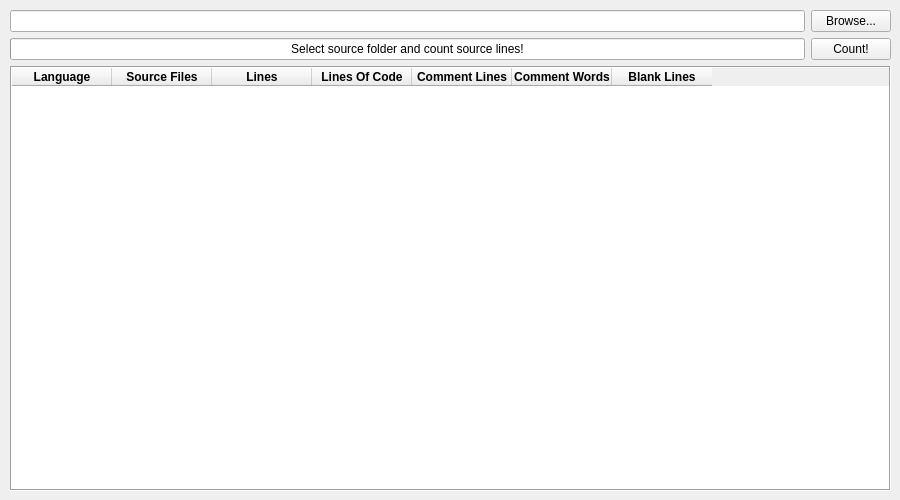
First picture: the form in MainWindow.ui, repository IlyaLts/CodeMetrics, before the edit.
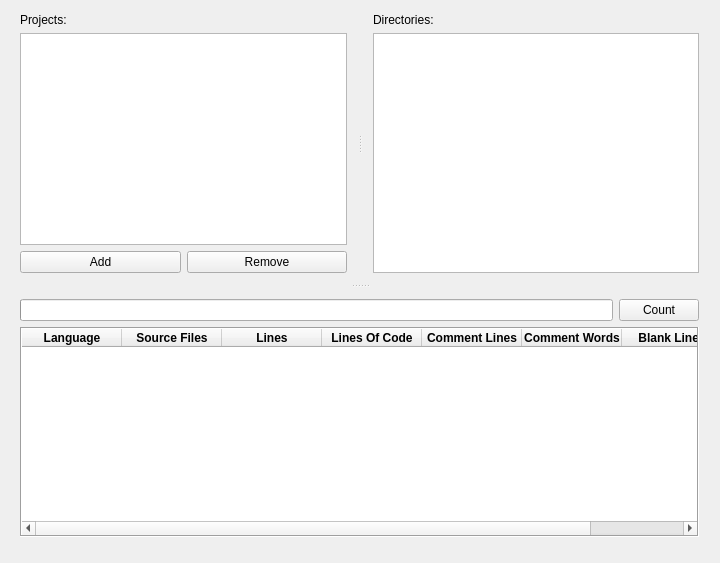
Second picture: the form after the edit. Custom widgets are drawn as their Qt base class.

Commit message: Add directory selector, projects, and GLSL, HLSL support. Fix some issues related to counting.

Patch:
```diff
--- a/MainWindow.ui
+++ b/MainWindow.ui
@@ -9,8 +9,8 @@
    <rect>
     <x>0</x>
     <y>0</y>
-    <width>900</width>
-    <height>500</height>
+    <width>720</width>
+    <height>563</height>
    </rect>
   </property>
   <property name="sizePolicy">
@@ -37,6 +37,9 @@
   <property name="documentMode">
    <bool>false</bool>
   </property>
+  <property name="tabShape">
+   <enum>QTabWidget::Rounded</enum>
+  </property>
   <widget class="QWidget" name="centralWidget">
    <property name="sizePolicy">
     <sizepolicy hsizetype="Preferred" vsizetype="Preferred">
@@ -47,21 +50,18 @@
    <widget class="QWidget" name="verticalLayoutWidget">
     <property name="geometry">
      <rect>
-      <x>0</x>
-      <y>0</y>
-      <width>901</width>
-      <height>501</height>
+      <x>-1</x>
+      <y>-3</y>
+      <width>721</width>
+      <height>561</height>
      </rect>
     </property>
-    <layout class="QVBoxLayout" name="verticalLayout">
-     <property name="sizeConstraint">
-      <enum>QLayout::SetNoConstraint</enum>
-     </property>
+    <layout class="QGridLayout" name="mainLayout">
      <property name="leftMargin">
       <number>10</number>
      </property>
      <property name="topMargin">
-      <number>10</number>
+      <number>5</number>
      </property>
      <property name="rightMargin">
       <number>10</number>
@@ -69,9 +69,113 @@
      <property name="bottomMargin">
       <number>10</number>
      </property>
+     <item row="0" column="0">
+      <widget class="QSplitter" name="verticalSplitter">
+       <property name="orientation">
+        <enum>Qt::Vertical</enum>
+       </property>
+       <property name="childrenCollapsible">
+        <bool>false</bool>
+       </property>
+       <widget class="QSplitter" name="horizontalSplitter">
+        <property name="orientation">
+         <enum>Qt::Horizontal</enum>
+        </property>
+        <property name="opaqueResize">
+         <bool>true</bool>
+        </property>
+        <property name="childrenCollapsible">
+         <bool>false</bool>
+        </property>
+        <widget class="QWidget" name="layoutWidget">
+         <layout class="QVBoxLayout" name="projectsLayout">
+          <property name="sizeConstraint">
+           <enum>QLayout::SetDefaultConstraint</enum>
+          </property>
      <item>
-      <layout class="QGridLayout" name="gridLayout">
-       <item row="1" column="0">
+           <widget class="QLabel" name="projectsLabel">
+            <property name="text">
+             <string>Projects:</string>
+            </property>
+           </widget>
+          </item>
+          <item>
+           <widget class="ProjectsList" name="projectsList"/>
+          </item>
+          <item>
+           <layout class="QHBoxLayout" name="projectsButtonsLayout">
+            <item>
+             <widget class="QPushButton" name="addButton">
+              <property name="sizePolicy">
+               <sizepolicy hsizetype="Minimum" vsizetype="Minimum">
+                <horstretch>0</horstretch>
+                <verstretch>0</verstretch>
+               </sizepolicy>
+              </property>
+              <property name="text">
+               <string>Add</string>
+              </property>
+              <property name="autoDefault">
+               <bool>true</bool>
+              </property>
+             </widget>
+            </item>
+            <item>
+             <widget class="QPushButton" name="removeButton">
+              <property name="sizePolicy">
+               <sizepolicy hsizetype="Minimum" vsizetype="Minimum">
+                <horstretch>0</horstretch>
+                <verstretch>0</verstretch>
+               </sizepolicy>
+              </property>
+              <property name="text">
+               <string>Remove</string>
+              </property>
+              <property name="autoDefault">
+               <bool>true</bool>
+              </property>
+             </widget>
+            </item>
+           </layout>
+          </item>
+         </layout>
+        </widget>
+        <widget class="QWidget" name="verticalLayoutWidget_2">
+         <layout class="QVBoxLayout" name="verticalLayout">
+          <item>
+           <widget class="QLabel" name="directoriesLabel">
+            <property name="text">
+             <string>Directories:</string>
+            </property>
+           </widget>
+          </item>
+          <item>
+           <widget class="QTreeView" name="fileSelector">
+            <property name="sortingEnabled">
+             <bool>false</bool>
+            </property>
+            <property name="headerHidden">
+             <bool>false</bool>
+            </property>
+            <attribute name="headerVisible">
+             <bool>true</bool>
+            </attribute>
+            <attribute name="headerCascadingSectionResizes">
+             <bool>true</bool>
+            </attribute>
+            <attribute name="headerShowSortIndicator" stdset="0">
+             <bool>false</bool>
+            </attribute>
+           </widget>
+          </item>
+         </layout>
+        </widget>
+       </widget>
+       <widget class="QWidget" name="verticalLayoutWidget_3">
+        <layout class="QVBoxLayout" name="metricLayout">
+         <item>
+          <layout class="QHBoxLayout" name="metricButtonsLayout">
+           <item>
         <widget class="QProgressBar" name="progressBar">
          <property name="value">
           <number>0</number>
@@ -80,11 +184,11 @@
           <set>Qt::AlignCenter</set>
          </property>
          <property name="format">
-          <string>Select source folder and count source lines!</string>
+              <string/>
          </property>
         </widget>
        </item>
-       <item row="1" column="1">
+           <item>
         <widget class="QPushButton" name="countButton">
          <property name="sizePolicy">
           <sizepolicy hsizetype="Minimum" vsizetype="Minimum">
@@ -93,7 +197,7 @@
           </sizepolicy>
          </property>
          <property name="text">
-          <string>Count!</string>
+              <string>Count</string>
          </property>
          <property name="autoDefault">
           <bool>true</bool>
@@ -106,33 +210,10 @@
          </property>
         </widget>
        </item>
-       <item row="0" column="0">
-        <widget class="QLineEdit" name="sourceCodeDirectoryLineEdit">
-         <property name="text">
-          <string/>
-         </property>
-        </widget>
-       </item>
-       <item row="0" column="1">
-        <widget class="QPushButton" name="browseButton">
-         <property name="sizePolicy">
-          <sizepolicy hsizetype="Minimum" vsizetype="Minimum">
-           <horstretch>0</horstretch>
-           <verstretch>0</verstretch>
-          </sizepolicy>
-         </property>
-         <property name="text">
-          <string>Browse...</string>
-         </property>
-         <property name="autoDefault">
-          <bool>true</bool>
-         </property>
-        </widget>
-       </item>
       </layout>
      </item>
      <item>
-      <widget class="QTableWidget" name="metricsTableWidget">
+          <widget class="QTableWidget" name="metricsTable">
        <property name="sizePolicy">
         <sizepolicy hsizetype="Expanding" vsizetype="Expanding">
          <horstretch>0</horstretch>
@@ -145,12 +226,21 @@
        <property name="autoFillBackground">
         <bool>false</bool>
        </property>
+           <property name="styleSheet">
+            <string notr="true"/>
+           </property>
        <property name="frameShape">
         <enum>QFrame::Box</enum>
        </property>
        <property name="frameShadow">
         <enum>QFrame::Sunken</enum>
        </property>
+           <property name="lineWidth">
+            <number>1</number>
+           </property>
+           <property name="midLineWidth">
+            <number>0</number>
+           </property>
        <property name="sizeAdjustPolicy">
         <enum>QAbstractScrollArea::AdjustIgnored</enum>
        </property>
@@ -312,8 +402,19 @@
     </layout>
    </widget>
   </widget>
+     </item>
+    </layout>
+   </widget>
+  </widget>
  </widget>
  <layoutdefault spacing="6" margin="11"/>
+ <customwidgets>
+  <customwidget>
+   <class>ProjectsList</class>
+   <extends>QListView</extends>
+   <header>projectslist.h</header>
+  </customwidget>
+ </customwidgets>
  <resources/>
  <connections/>
 </ui>
```
Left out of the diff: 8 changed lines with no effect on the pictures. Lines whose indentation alone changed are shown as unchanged. The commit also changes 10 other files.
